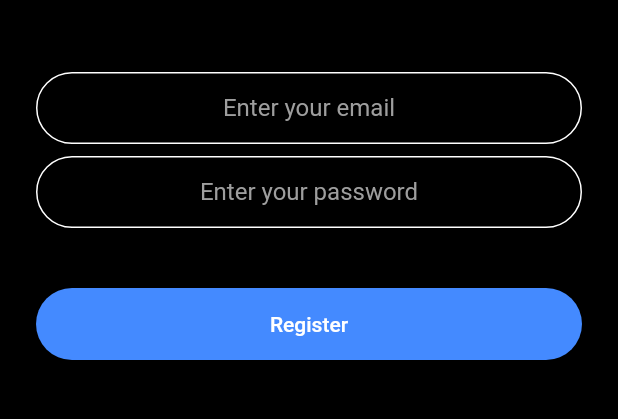
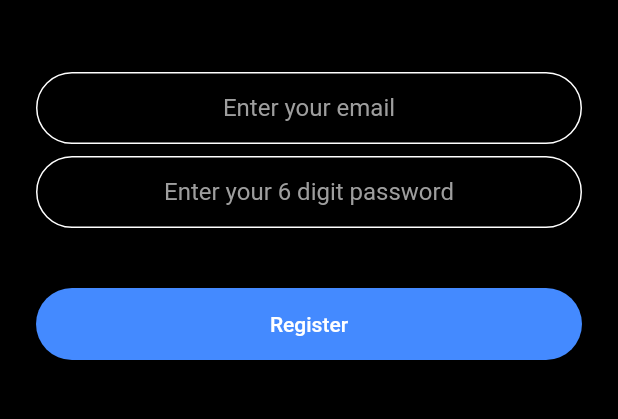
Before and after one commit to BobyBiju/DotKtuonProgress, a Flutter app: the RegistrationScreen screen opened by its route, on a phone screen of 412 x 824 dp, the part 576-995 px from its top. Run offline on Flutter 3.47's test engine with Material 2 defaults, Android fonts, the phone set to English and light mode, and no system bars; our stand-ins replace animated_text_kit, cloud_firestore, dio, firebase_auth, firebase_core, flutter_local_notifications and 5 more; missing offline and left inert: flutter_downloader; accounts and stored records are empty.

Commit message:
please commit

```diff
--- a/lib/screens/login_screen.dart
+++ b/lib/screens/login_screen.dart
@@ -61,7 +61,7 @@ class _LoginScreenState extends State<LoginScreen> {
                 onChanged: (value) {
                  password=value;
                 },
-                decoration: kTextfieldDecoration.copyWith(hintText: 'Enter your password'),
+                decoration: kTextfieldDecoration.copyWith(hintText: 'Enter your 6 digit password'),
               ),
               SizedBox(
                 height: 24.0,
--- a/lib/screens/registration_screen.dart
+++ b/lib/screens/registration_screen.dart
@@ -62,7 +62,7 @@ String password;
                 onChanged: (value) {
                 password=value;
                 },
-                decoration: kTextfieldDecoration.copyWith(hintText: 'Enter your password')
+                decoration: kTextfieldDecoration.copyWith(hintText: 'Enter your 6 digit password')
               ),
               SizedBox(
                 height: 24.0,
```
